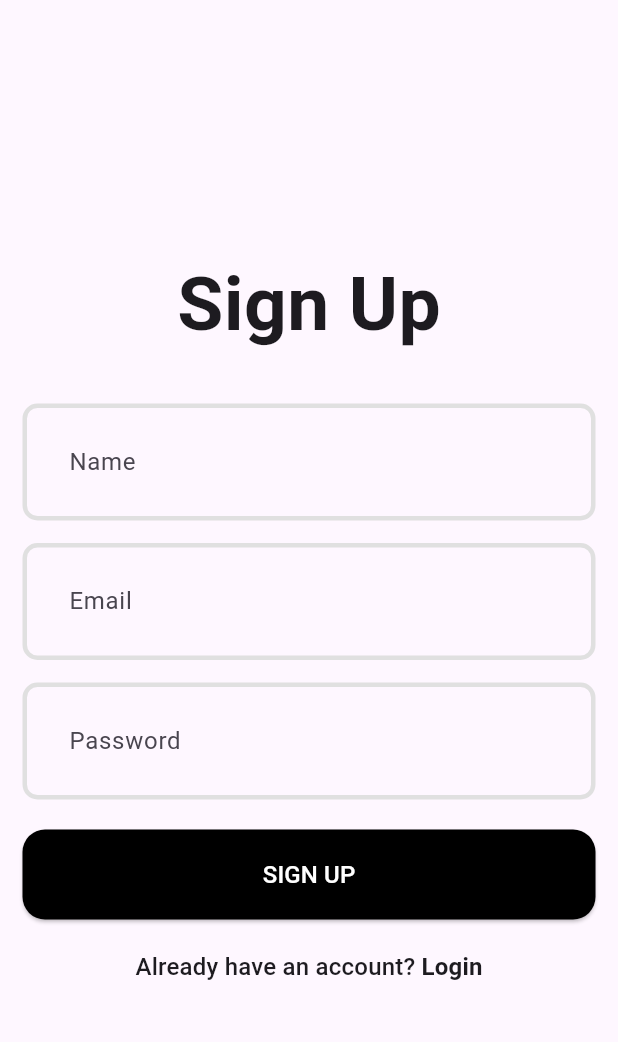
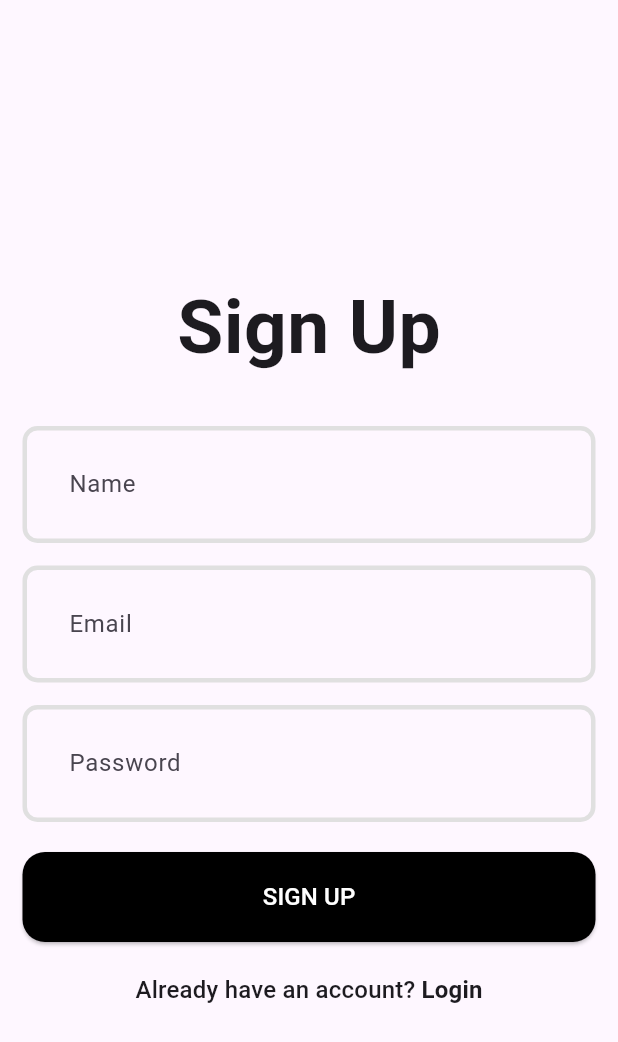
Before and after one commit to GhOsTiK56/Flutter-Task-App, a Flutter app: the SignUpPage screen opened directly, on a phone screen of 412 x 824 dp. Shown: the top 1042 px of the screen. Run offline on Flutter 3.47's test engine with Material 3 defaults, Android fonts, the phone set to English and light mode, and no system bars; our stand-ins replace flutter_bloc.

Commit message:
поправил соединение между пк и android, добавил сообщения при входе и обработку ошибок

```diff
--- a/frontend/lib/core/constants/constants.dart
+++ b/frontend/lib/core/constants/constants.dart
@@ -1,3 +1,3 @@
 class Constants {
-  static String backendUri = 'http://localhost:8000';
+  static const backendUri = "http://192.168.31.112:8000"; // твой реальный IP
 }
--- a/frontend/lib/features/auth/pages/sign_up_page.dart
+++ b/frontend/lib/features/auth/pages/sign_up_page.dart
@@ -48,6 +48,7 @@ class _SignUpPageState extends State<SignUpPage> {
             ScaffoldMessenger.of(
               context,
             ).showSnackBar(SnackBar(content: Text(state.error)));
+            print(state.error);
           } else if (state is AuthSignUp) {
             ScaffoldMessenger.of(context).showSnackBar(
               const SnackBar(content: Text("Account created! Login NOW!")),
@@ -58,8 +59,18 @@ class _SignUpPageState extends State<SignUpPage> {
           if (state is AuthLoading) {
             return const Center(child: CircularProgressIndicator());
           }
-          return Padding(
-            padding: const EdgeInsets.all(15.0),
+          return SafeArea(
+            child: SingleChildScrollView(
+              padding: EdgeInsets.all(15),
+              child: ConstrainedBox(
+                constraints: BoxConstraints(
+                  minHeight:
+                      MediaQuery.of(context).size.height -
+                      MediaQuery.of(context).padding.top -
+                      MediaQuery.of(context).padding.bottom,
+                ),
+                child: IntrinsicHeight(
+                  child: Center(
                     child: Form(
                       key: formKey,
                       child: Column(
@@ -67,7 +78,10 @@ class _SignUpPageState extends State<SignUpPage> {
                         children: [
                           const Text(
                             'Sign Up',
-                    style: TextStyle(fontSize: 50, fontWeight: FontWeight.bold),
+                            style: TextStyle(
+                              fontSize: 50,
+                              fontWeight: FontWeight.bold,
+                            ),
                           ),
                           SizedBox(height: 30),
                           TextFormField(
@@ -83,7 +97,9 @@ class _SignUpPageState extends State<SignUpPage> {
                           SizedBox(height: 15),
                           TextFormField(
                             controller: emailController,
-                    decoration: const InputDecoration(hintText: "Email"),
+                            decoration: const InputDecoration(
+                              hintText: "Email",
+                            ),
                             validator: (value) {
                               if (value == null ||
                                   value.trim().isEmpty ||
@@ -96,7 +112,9 @@ class _SignUpPageState extends State<SignUpPage> {
                           SizedBox(height: 15),
                           TextFormField(
                             controller: passwordController,
-                    decoration: const InputDecoration(hintText: "Password"),
+                            decoration: const InputDecoration(
+                              hintText: "Password",
+                            ),
                             validator: (value) {
                               if (value == null ||
                                   value.trim().isEmpty ||
@@ -111,7 +129,10 @@ class _SignUpPageState extends State<SignUpPage> {
                             onPressed: signUpUser,
                             child: const Text(
                               'SIGN UP',
-                      style: TextStyle(color: Colors.white, fontSize: 16),
+                              style: TextStyle(
+                                color: Colors.white,
+                                fontSize: 16,
+                              ),
                             ),
                           ),
                           SizedBox(height: 20),
@@ -126,7 +147,9 @@ class _SignUpPageState extends State<SignUpPage> {
                                 children: const [
                                   TextSpan(
                                     text: 'Login',
-                            style: TextStyle(fontWeight: FontWeight.bold),
+                                    style: TextStyle(
+                                      fontWeight: FontWeight.bold,
+                                    ),
                                   ),
                                 ],
                               ),
@@ -135,6 +158,10 @@ class _SignUpPageState extends State<SignUpPage> {
                         ],
                       ),
                     ),
+                  ),
+                ),
+              ),
+            ),
           );
         },
       ),
--- a/frontend/lib/features/auth/repository/auth_remote_repository.dart
+++ b/frontend/lib/features/auth/repository/auth_remote_repository.dart
@@ -12,8 +12,9 @@ class AuthRemoteRepository {
   }) async {
     try {
       final res = await http.post(
-        Uri.parse('{$Constants.backendUri}/auth/signup'),
+        Uri.parse('${Constants.backendUri}/auth/signup'),
         headers: {'Content-Type': 'application/json'},
+        body: jsonEncode({'name': name, 'email': email, 'password': password}),
       );
 
       if (res.statusCode != 201) {
```
Also changed, not shown: frontend/lib/models/user_model.dart (+12 -12 lines), 1 other file. Lines whose indentation alone changed are shown as unchanged.
